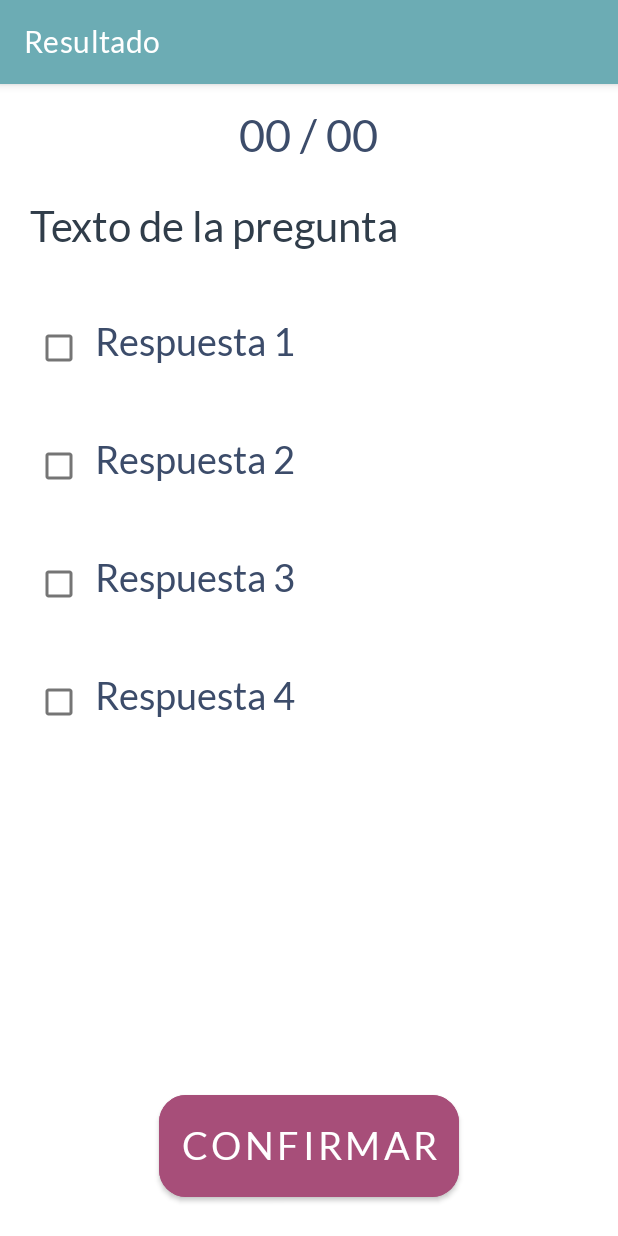
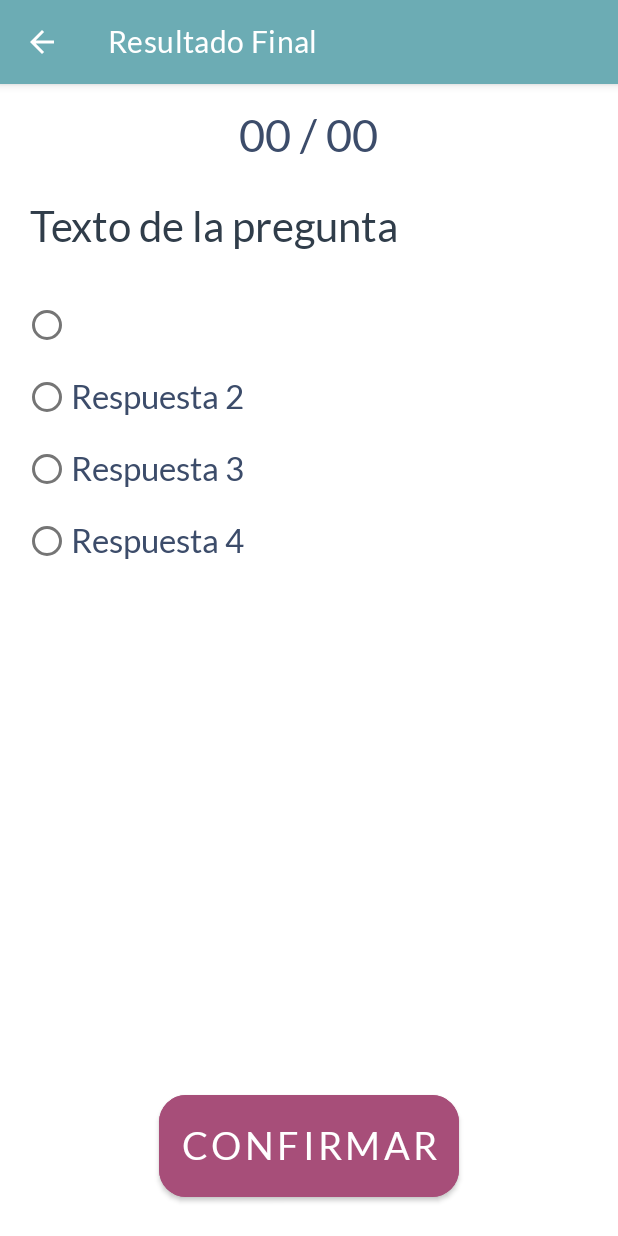
Before and after one commit to lalofcaunam/serviciosocial_app, an Android app: the ResultadoFinalAlumno screen opened directly, with no data from a screen before it, on a phone screen of 412 x 824 dp. Run offline under Robolectric (Android 15) with nearby library versions, the phone set to English and light mode, and no system bars; 1 statement that could not run was skipped.

Commit message:
Cambio de checkbox a radiobuttons, prueba vista resultado final

```diff
--- a/front/EstudiaFCA/app/src/main/AndroidManifest.xml
+++ b/front/EstudiaFCA/app/src/main/AndroidManifest.xml
@@ -51,7 +51,8 @@
             android:theme="@style/ThemeActionBar"/>
 
         <activity android:name=".Alumno.ResultadoFinalAlumno"
-            android:label="Resultado"
+            android:parentActivityName=".Alumno.CuestionariosAlumno"
+            android:label="Resultado Final"
             android:theme="@style/ThemeActionBar"/>
 
         <activity android:name=".SplashActivity">
--- a/front/EstudiaFCA/app/src/main/java/com/lalofcaunam/estudiafca/Alumno/ResultadoFinalAlumno.java
+++ b/front/EstudiaFCA/app/src/main/java/com/lalofcaunam/estudiafca/Alumno/ResultadoFinalAlumno.java
@@ -1,6 +1,7 @@
 package com.lalofcaunam.estudiafca.Alumno;
 
 import android.os.Bundle;
+import android.widget.TextView;
 
 import androidx.appcompat.app.AppCompatActivity;
 
@@ -8,11 +9,27 @@ import com.lalofcaunam.estudiafca.R;
 
 public class ResultadoFinalAlumno extends AppCompatActivity {
 
+    TextView textRespuesta1;
+    String respuesta1;
+
     @Override
     protected void onCreate(Bundle savedInstanceState) {
         super.onCreate(savedInstanceState);
         setContentView(R.layout.activity_add_resultado_alumno);
+        getSupportActionBar().setDisplayHomeAsUpEnabled(true);
+        initComponents();
+    }
 
+    public void initComponents() {
+        Bundle extras = getIntent().getExtras();
+        respuesta1 = extras.getString("tituloCuestionario");
+
+        textRespuesta1 = findViewById(R.id.textRespuesta1);
+        setData();
+    }
+
+    public void setData(){
+        textRespuesta1.setText(respuesta1);
     }
 
 }
--- a/front/EstudiaFCA/app/src/main/res/layout/activity_add_resultado_alumno.xml
+++ b/front/EstudiaFCA/app/src/main/res/layout/activity_add_resultado_alumno.xml
@@ -30,98 +30,45 @@
             android:textSize="28dp"
             />
 
-        <LinearLayout
+        <RadioGroup
             android:layout_width="match_parent"
             android:layout_height="wrap_content"
-            android:orientation="horizontal"
-            android:layout_marginHorizontal="15dp"
-            android:layout_marginVertical="15dp">
+            android:layout_marginLeft="15dp"
+            android:layout_marginRight="15dp">
 
-            <CheckBox
-                android:id="@+id/checkRespuesta1"
+            <RadioButton
+                android:id="@+id/textRespuesta1"
                 android:layout_width="wrap_content"
-                android:layout_height="wrap_content"/>
-
-            <TextView
-                android:id="@+id/textRespuesta1"
-                android:layout_width="match_parent"
                 android:layout_height="wrap_content"
                 android:text="Respuesta 1"
                 style="@style/generalText"
-                android:textSize="25dp"
-                />
+                android:textSize="22sp"/>
 
-        </LinearLayout>
-
-        <LinearLayout
-            android:layout_width="match_parent"
-            android:layout_height="wrap_content"
-            android:orientation="horizontal"
-            android:layout_marginHorizontal="15dp"
-            android:layout_marginVertical="15dp">
-
-            <CheckBox
-                android:id="@+id/checkRespuesta2"
+            <RadioButton
+                android:id="@+id/textRespuesta2"
                 android:layout_width="wrap_content"
-                android:layout_height="wrap_content"/>
-
-            <TextView
-                android:id="@+id/textRespuesta2"
-                android:layout_width="match_parent"
                 android:layout_height="wrap_content"
                 android:text="Respuesta 2"
                 style="@style/generalText"
-                android:textSize="25dp"
-                />
+                android:textSize="22sp"/>
 
-        </LinearLayout>
-
-        <LinearLayout
-            android:layout_width="match_parent"
-            android:layout_height="wrap_content"
-            android:orientation="horizontal"
-            android:layout_marginHorizontal="15dp"
-            android:layout_marginVertical="15dp">
-
-            <CheckBox
-                android:id="@+id/checkRespuesta3"
+            <RadioButton
+                android:id="@+id/textRespuesta3"
                 android:layout_width="wrap_content"
-                android:layout_height="wrap_content"/>
-
-            <TextView
-                android:id="@+id/textRespuesta3"
-                android:layout_width="match_parent"
                 android:layout_height="wrap_content"
                 android:text="Respuesta 3"
                 style="@style/generalText"
-                android:textSize="25dp"
-                />
+                android:textSize="22sp"/>
 
-        </LinearLayout>
-
-        <LinearLayout
-            android:layout_width="match_parent"
-            android:layout_height="wrap_content"
-            android:orientation="horizontal"
-            android:layout_marginHorizontal="15dp"
-            android:layout_marginVertical="15dp">
-
-            <CheckBox
-                android:id="@+id/checkRespuesta4"
+            <RadioButton
+                android:id="@+id/textRespuesta4"
                 android:layout_width="wrap_content"
-                android:layout_height="wrap_content"/>
-
-            <TextView
-                android:id="@+id/textRespuesta4"
-                android:layout_width="match_parent"
                 android:layout_height="wrap_content"
                 android:text="Respuesta 4"
                 style="@style/generalText"
-                android:textSize="25dp"
-                />
+                android:textSize="22sp"/>
 
-        </LinearLayout>
-
+        </RadioGroup>
 
     </LinearLayout>
 
```
Also changed, not shown: front/EstudiaFCA/app/src/main/java/com/lalofcaunam/estudiafca/Alumno/CuestionariosAlumno.java (+10 -3 lines), front/EstudiaFCA/app/src/main/res/layout/activity_resultado_final_alumno.xml (+17 -68 lines).
